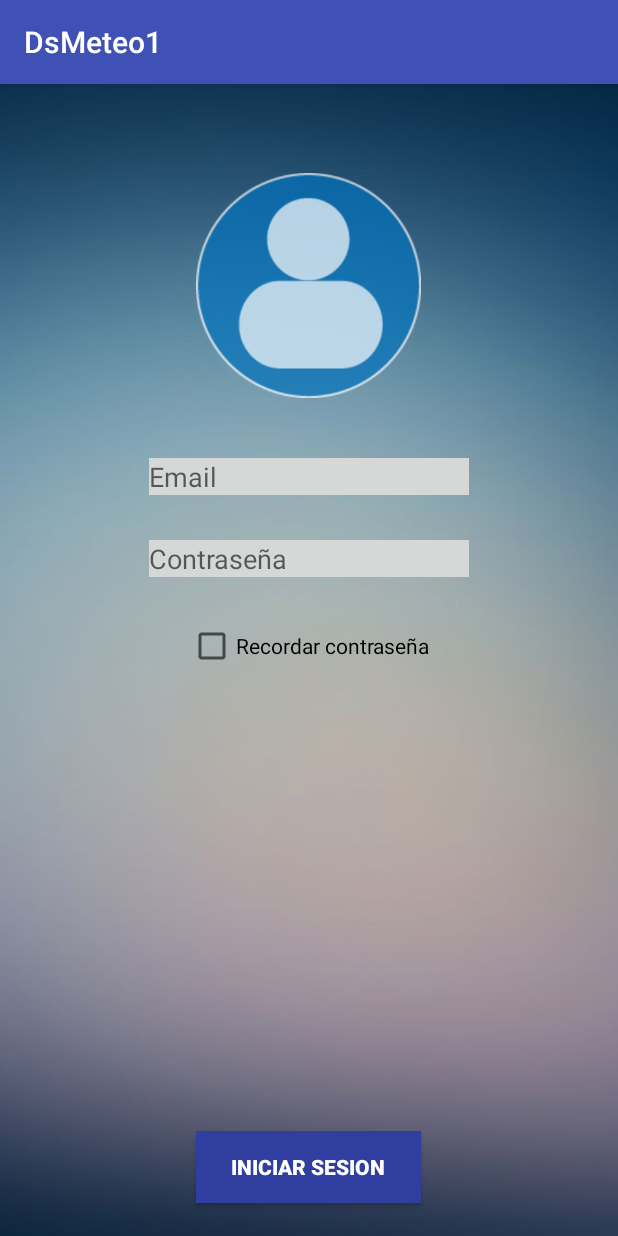
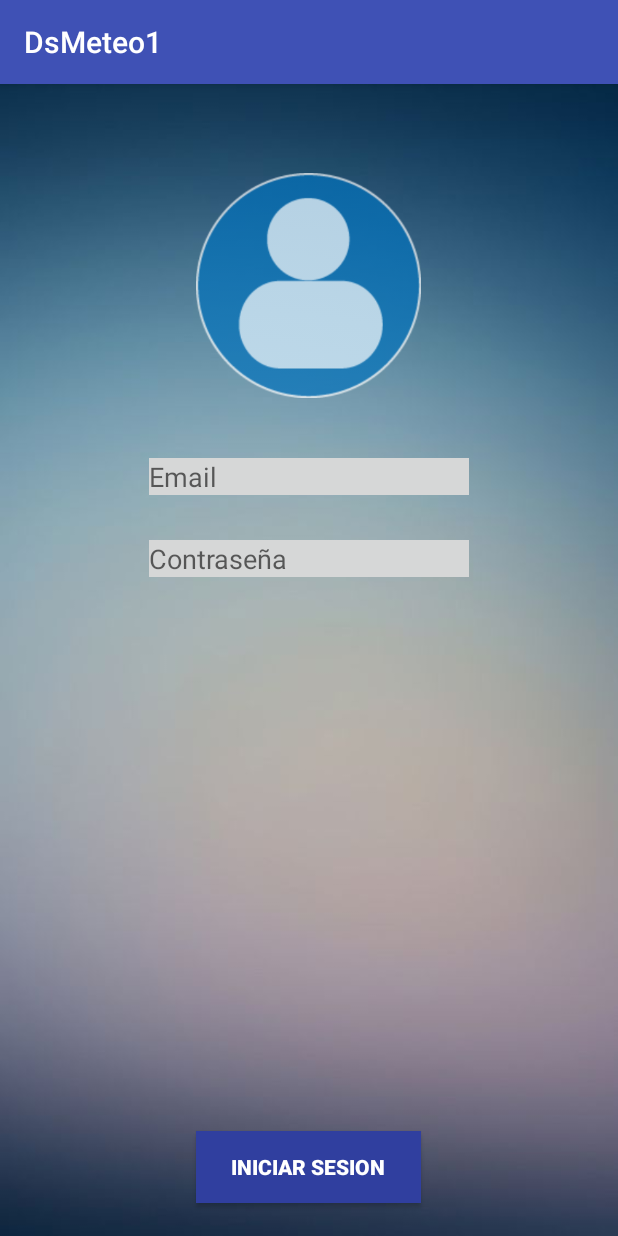
Before and after one commit to talemtelef/dSMeteo_FinalCopy, an Android app: the LoginActivity screen opened directly, with no data from a screen before it, on a phone screen of 412 x 824 dp. Run offline under Robolectric (Android 15) with nearby library versions, the phone set to English and light mode, and no system bars.

Commit message:
Copia FINAL de seguridad y presentacion

```diff
--- a/app/src/main/java/com/example/monitor/dsmeteo1/Registro.java
+++ b/app/src/main/java/com/example/monitor/dsmeteo1/Registro.java
@@ -18,7 +18,7 @@ import java.sql.Statement;
 
 public class Registro extends AppCompatActivity {
 
-    private static final String url = "jdbc:mysql://192.168.51.2:3306/ciudades";
+    private static final String url = "jdbc:mysql://192.168.1.102:3306/ciudades";
     private static final String user = "root";
     private static final String pass = "monitor2016";
     private EditText Nombre, Password, EMail;
--- a/app/src/main/res/layout/activity_login.xml
+++ b/app/src/main/res/layout/activity_login.xml
@@ -52,14 +52,6 @@
             android:inputType="textPassword"
             tools:text="password" />
 
-        <CheckBox
-            android:id="@+id/checkBox"
-            android:layout_width="wrap_content"
-            android:layout_height="wrap_content"
-            android:layout_gravity="center"
-
-            android:text="Recordar contraseña" />
-
 
     </LinearLayout>
 
```
